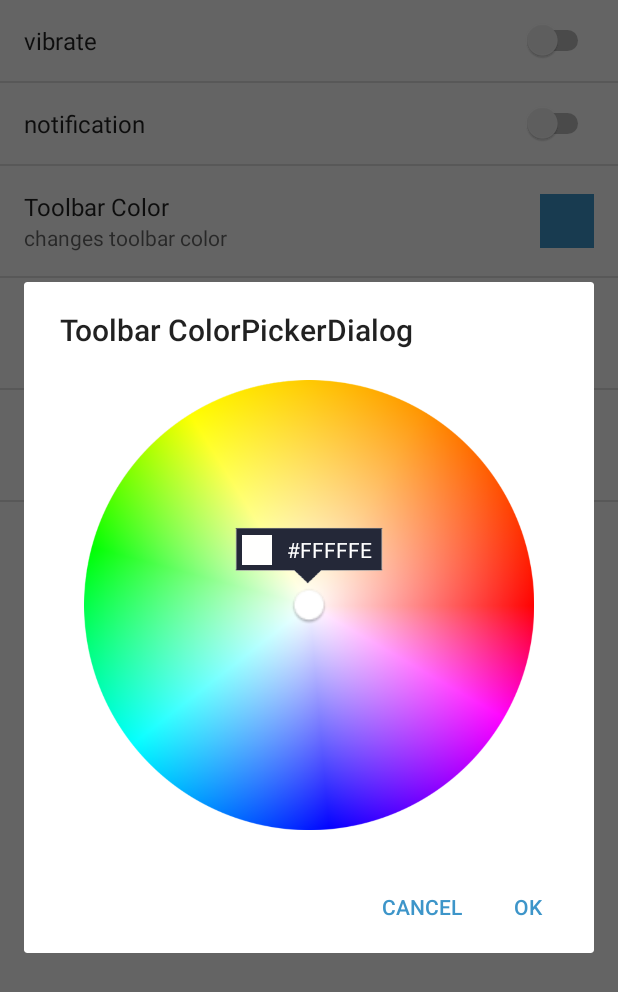
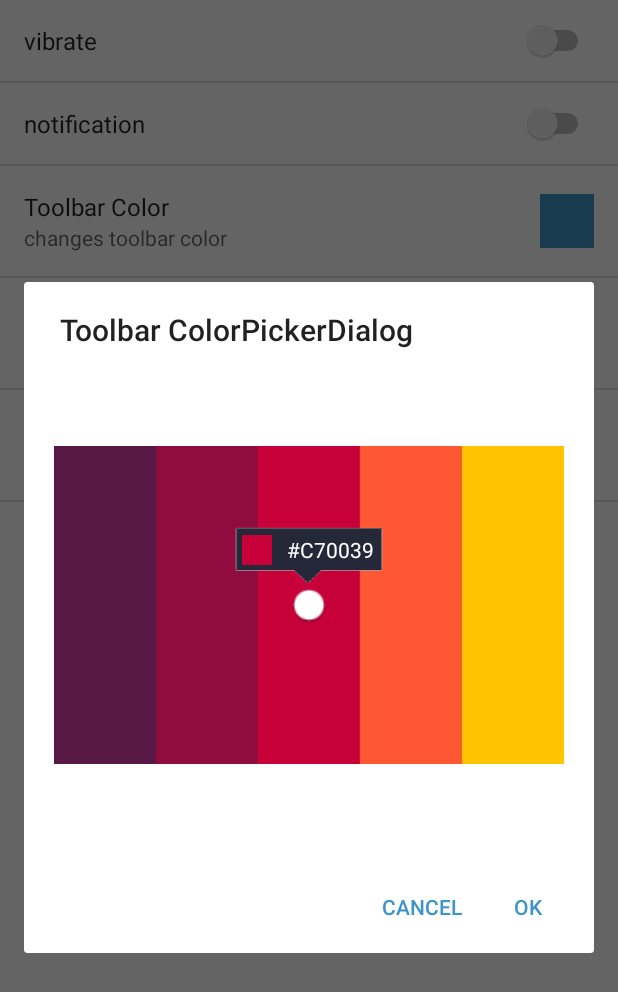
Before and after one commit to skydoves/ColorPickerPreference, an Android app: the PreferenceActivity screen opened directly, with no data from a screen before it, after a tap on "Toolbar Color", on a phone screen of 412 x 824 dp. Shown: the top 992 px of the screen. Run offline under Robolectric (Android 15) with nearby library versions, the phone set to English and light mode, and no system bars; 2 other taps on this screen came first.

```diff
--- a/app/src/main/java/com/skydoves/colorpickerpreferencedemo/PreferenceFragment.java
+++ b/app/src/main/java/com/skydoves/colorpickerpreferencedemo/PreferenceFragment.java
@@ -1,10 +1,17 @@
 package com.skydoves.colorpickerpreferencedemo;
 
+import android.app.AlertDialog;
+import android.content.DialogInterface;
 import android.os.Bundle;
 import android.support.annotation.Nullable;
+import android.widget.LinearLayout;
+import android.widget.TextView;
 
+import com.skydoves.colorpickerpreference.ColorEnvelope;
+import com.skydoves.colorpickerpreference.ColorListener;
 import com.skydoves.colorpickerpreference.ColorPickerDialog;
 import com.skydoves.colorpickerpreference.ColorPickerPreference;
+import com.skydoves.colorpickerpreference.ColorPickerView;
 
 /**
  * Developed by skydoves on 2018-02-11.
@@ -29,9 +36,28 @@ public class PreferenceFragment extends android.preference.PreferenceFragment {
         builder_toolbar.setFlagView(new CustomFlag(getActivity(), R.layout.layout_flag));
 
         ColorPickerPreference colorPickerPreference_background = (ColorPickerPreference) findPreference(getActivity().getString(R.string.BackgroundColorPickerPreference));
-        ColorPickerDialog.Builder builder_background = colorPickerPreference_background.getColorPickerDialogBuilder();
-        builder_background.setFlagView(new CustomFlag(getActivity(), R.layout.layout_flag));
-        builder_background.getColorPickerView().setFlipable(false);
-        builder_background.getColorPickerView().setACTON_UP(true);
+        colorPickerPreference_background.setColorPickerDialogBuilder(getCustomBuilder());
+    }
+
+    private ColorPickerDialog.Builder getCustomBuilder() {
+        ColorPickerDialog.Builder builder = new ColorPickerDialog.Builder(getActivity(), AlertDialog.THEME_DEVICE_DEFAULT_DARK);
+        builder.setTitle("ColorPicker Dialog");
+        builder.setFlagView(new CustomFlag(getActivity(), R.layout.layout_flag));
+        builder.setPositiveButton(getString(R.string.confirm), new ColorListener() {
+            @Override
+            public void onColorSelected(ColorEnvelope colorEnvelope) {
+
+            }
+        });
+        builder.setNegativeButton(getString(R.string.cancel), new DialogInterface.OnClickListener() {
+            @Override
+            public void onClick(DialogInterface dialogInterface, int i) {
+                dialogInterface.dismiss();
+            }
+        });
+
+        builder.getColorPickerView().setFlipable(false);
+        builder.getColorPickerView().setFlagMode(ColorPickerView.FlagMode.LAST);
+        return builder;
     }
 }
--- a/app/src/main/res/layout/layout_flag.xml
+++ b/app/src/main/res/layout/layout_flag.xml
@@ -27,5 +27,4 @@
         android:ellipsize="end"
         android:textAppearance="?android:attr/textAppearanceSmall"
         tools:text="#ffffff"/>
-
 </LinearLayout>
--- a/app/src/main/res/xml/pref_settings.xml
+++ b/app/src/main/res/xml/pref_settings.xml
@@ -19,7 +19,7 @@
         app:preference_dialog_title="Toolbar ColorPickerDialog"
         app:preference_dialog_positive="@string/confirm"
         app:preference_dialog_negative="@string/cancel"
-        app:preference_palette="@drawable/palette"
+        app:preference_palette="@drawable/palettebar"
         app:preference_selector="@drawable/wheel"
         app:default_color="@color/colorPrimary"/>
 
@@ -30,11 +30,11 @@
         app:preference_dialog_title="Background ColorPickerDialog"
         app:preference_dialog_positive="@string/confirm"
         app:preference_dialog_negative="@string/cancel"
-        app:preference_palette="@drawable/watercolor"
+        app:preference_palette="@drawable/palette"
         app:preference_selector="@drawable/wheel"
         app:default_color="@color/background"/>
 
-    <RingtonePreference
+    <Preference
         android:title="github"
         android:summary="skydoves"/>
 </PreferenceScreen>
--- a/colorpickerpreference/src/main/java/com/skydoves/colorpickerpreference/ColorPickerPreference.java
+++ b/colorpickerpreference/src/main/java/com/skydoves/colorpickerpreference/ColorPickerPreference.java
@@ -77,32 +77,7 @@ public class ColorPickerPreference extends Preference {
 
     private void onInit() {
         setWidgetLayoutResource(R.layout.layout_colorpicker_preference);
-
-        ColorPickerDialog.Builder builder = new ColorPickerDialog.Builder(getContext());
-        builder.setTitle(title);
-        builder.setPositiveButton(positive, new ColorListener() {
-            @Override
-            public void onColorSelected(ColorEnvelope colorEnvelope) {
-                if(colorBox != null) {
-                    colorBox.setBackgroundColor(colorEnvelope.getColor());
-                    getPreferenceManager().getSharedPreferences().edit().putInt(getKey(), colorEnvelope.getColor()).apply();
-                }
-            }
-        });
-        builder.setNegativeButton(negative, new DialogInterface.OnClickListener() {
-            @Override
-            public void onClick(DialogInterface dialogInterface, int i) {
-                dialogInterface.dismiss();
-            }
-        });
-
-        ColorPickerView colorPickerView = builder.getColorPickerView();
-        colorPickerView.setPaletteDrawable(paletteDrawable);
-        colorPickerView.setSelectorDrawable(selectorDrawable);
-        colorPickerView.setPreferenceName(getKey());
-
-        this.builder = builder;
-        this.alertDialog = builder.create();
+        setColorPickerDialogBuilder(new ColorPickerDialog.Builder(getContext()));
     }
 
     @Override
@@ -123,6 +98,27 @@ public class ColorPickerPreference extends Preference {
 
     public void setColorPickerDialogBuilder(ColorPickerDialog.Builder builder) {
         this.builder = builder;
+        this.builder.setTitle(title);
+        this.builder.setPositiveButton(positive, new ColorListener() {
+            @Override
+            public void onColorSelected(ColorEnvelope colorEnvelope) {
+                if(colorBox != null) {
+                    colorBox.setBackgroundColor(colorEnvelope.getColor());
+                    getPreferenceManager().getSharedPreferences().edit().putInt(getKey(), colorEnvelope.getColor()).apply();
+                }
+            }
+        });
+        this.builder.setNegativeButton(negative, new DialogInterface.OnClickListener() {
+            @Override
+            public void onClick(DialogInterface dialogInterface, int i) {
+                dialogInterface.dismiss();
+            }
+        });
+
+        ColorPickerView colorPickerView = builder.getColorPickerView();
+        colorPickerView.setPaletteDrawable(paletteDrawable);
+        colorPickerView.setSelectorDrawable(selectorDrawable);
+        colorPickerView.setPreferenceName(getKey());
         this.alertDialog = builder.create();
     }
 
--- a/colorpickerpreference/src/main/java/com/skydoves/colorpickerpreference/ColorPickerView.java
+++ b/colorpickerpreference/src/main/java/com/skydoves/colorpickerpreference/ColorPickerView.java
@@ -50,7 +50,7 @@ public class ColorPickerView extends FrameLayout {
 
     protected ColorListener mColorListener;
 
-    public enum FlagMode {ALWAYS, LAST, NONE}
+    public enum FlagMode {ALWAYS, LAST}
     private FlagMode flagMode = FlagMode.ALWAYS;
 
     private boolean flipable = true;
@@ -154,6 +154,7 @@ public class ColorPickerView extends FrameLayout {
                         selector.setPressed(true);
                         return onTouchReceived(event);
                     case MotionEvent.ACTION_MOVE:
+                        if(flagView != null && flagMode == FlagMode.LAST) flagView.gone();
                         selector.setPressed(true);
                         return onTouchReceived(event);
                     case MotionEvent.ACTION_UP:
@@ -224,16 +225,15 @@ public class ColorPickerView extends FrameLayout {
     }
 
     private void handleFlagView(Point centerPoint) {
-        if (flagView != null && (flagMode == FlagMode.ALWAYS || flagMode == FlagMode.LAST)) {
+        if (flagView != null) {
+            if(flagMode == FlagMode.ALWAYS) flagView.visible();
             if(centerPoint.y - flagView.getHeight() > 0) {
                 flagView.setRotation(0);
-                if (flagView.getVisibility() == View.GONE) flagView.visible();
                 flagView.setX(centerPoint.x - flagView.getWidth() / 2 + selector.getWidth() / 2);
                 flagView.setY(centerPoint.y - flagView.getHeight());
                 flagView.onRefresh(getColorEnvelope());
             } else if(getFilpable()) {
                 flagView.setRotation(180);
-                if (flagView.getVisibility() == View.GONE) flagView.visible();
                 flagView.setX(centerPoint.x - flagView.getWidth() / 2 + selector.getWidth() / 2);
                 flagView.setY(centerPoint.y + flagView.getHeight() - selector.getHeight() / 2);
                 flagView.onRefresh(getColorEnvelope());
@@ -255,7 +255,7 @@ public class ColorPickerView extends FrameLayout {
         removeView(selector);
         addView(selector);
 
-        if(flagMode != FlagMode.NONE && flagView != null) {
+        if(flagView != null) {
             removeView(flagView);
             addView(flagView);
         }
@@ -267,6 +267,10 @@ public class ColorPickerView extends FrameLayout {
         flagView.gone();
         addView(flagView);
         this.flagView = flagView;
+    }
+
+    public void setFlagMode(FlagMode flagMode) {
+        this.flagMode = flagMode;
     }
 
     public void setSelectorDrawable(Drawable drawable) {
@@ -351,6 +355,14 @@ public class ColorPickerView extends FrameLayout {
         return new ColorEnvelope(getColor(), getColorHtml(), getColorRGB());
     }
 
+    public FlagView getFlagView() {
+        return this.flagView;
+    }
+
+    public FlagMode getFlagMode() {
+        return this.flagMode;
+    }
+
     public boolean getFilpable() {
         return this.flipable;
     }
```
